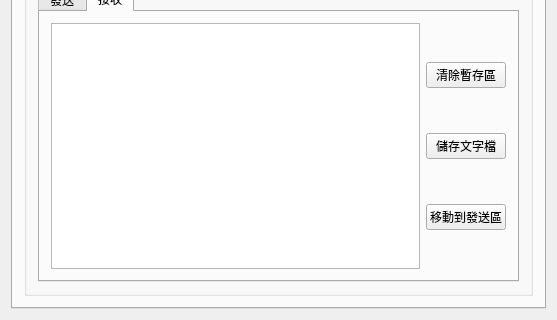
First picture: the form in mainwindow.ui, repository mickey9910326/ASA_HMI_Data_Agent, before the edit; both pictures show x 0 to 557 and y 409 to 729 of the 557 by 729 pixel window.
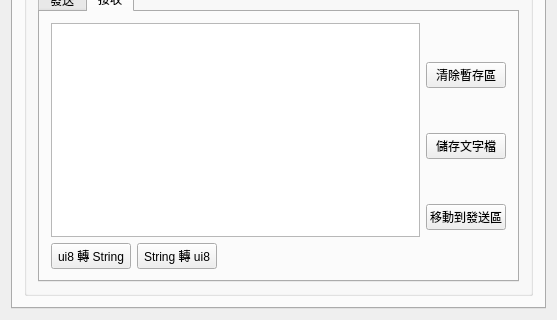
Second picture: the form after the edit. The open tabs and pages were chosen to show the change.

Commit message: 功能新增：在接收區增加字串轉換按鈕

What changed in the file:
```diff
--- a/mainwindow.ui
+++ b/mainwindow.ui
@@ -378,6 +378,37 @@
                    <item>
                     <widget class="QTextEdit" name="textEditGet"/>
                    </item>
+                   <item>
+                    <layout class="QHBoxLayout" name="horizontalLayout_7">
+                     <item>
+                      <widget class="QPushButton" name="buttonGetUi8ToString">
+                       <property name="text">
+                        <string>ui8 轉 String</string>
+                       </property>
+                      </widget>
+                     </item>
+                     <item>
+                      <widget class="QPushButton" name="buttonGetStringToUi8">
+                       <property name="text">
+                        <string>String 轉 ui8</string>
+                       </property>
+                      </widget>
+                     </item>
+                     <item>
+                      <spacer name="horizontalSpacer_2">
+                       <property name="orientation">
+                        <enum>Qt::Horizontal</enum>
+                       </property>
+                       <property name="sizeHint" stdset="0">
+                        <size>
+                         <width>40</width>
+                         <height>20</height>
+                        </size>
+                       </property>
+                      </spacer>
+                     </item>
+                    </layout>
+                   </item>
                   </layout>
                  </item>
                  <item>
```
Left out of the diff: 4 changed lines with no effect on the pictures. The commit also changes 2 other files.
